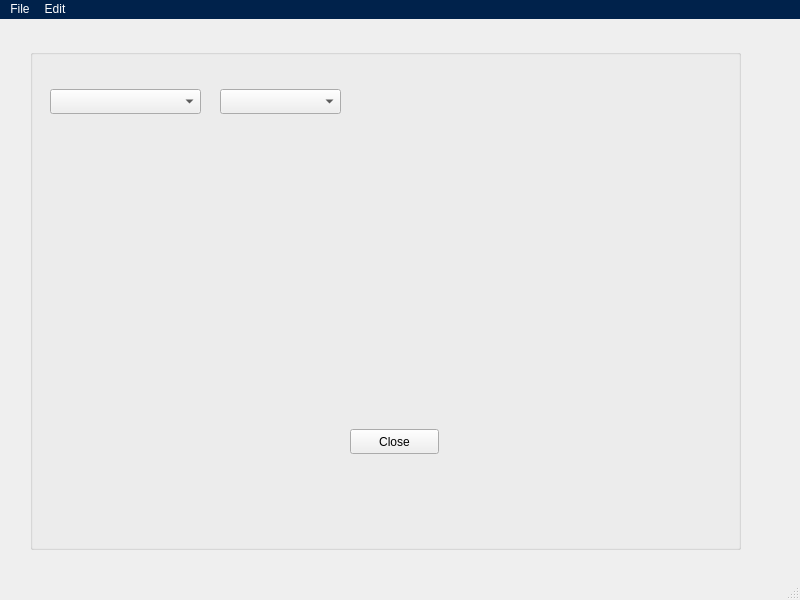
Qt form mainwindow.ui (Jogata5/Virtual_Advisor) before a commit.
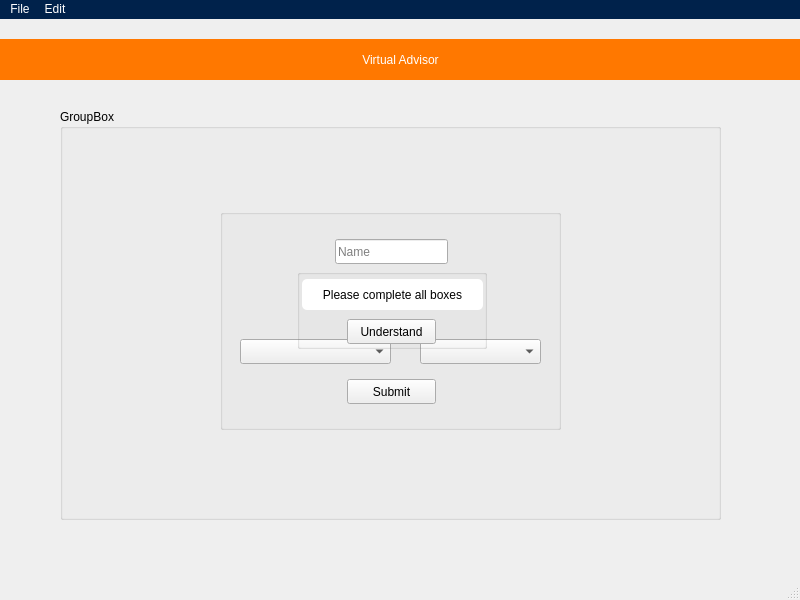
The same form after that commit.

Commit message: Login UI is working

```diff
--- a/mainwindow.ui
+++ b/mainwindow.ui
@@ -14,13 +14,13 @@
    <string>MainWindow</string>
   </property>
   <widget class="QWidget" name="centralwidget">
-   <widget class="QGroupBox" name="groupBox">
+   <widget class="QGroupBox" name="loginGroupBox">
     <property name="geometry">
      <rect>
-      <x>30</x>
-      <y>30</y>
-      <width>711</width>
-      <height>501</height>
+      <x>220</x>
+      <y>190</y>
+      <width>341</width>
+      <height>221</height>
      </rect>
     </property>
     <property name="title">
@@ -30,7 +30,7 @@
      <property name="geometry">
       <rect>
        <x>20</x>
-       <y>40</y>
+       <y>130</y>
        <width>151</width>
        <height>25</height>
       </rect>
@@ -45,24 +45,11 @@
       <string>Majors</string>
      </property>
     </widget>
-    <widget class="QPushButton" name="pushButton">
-     <property name="geometry">
-      <rect>
-       <x>320</x>
-       <y>380</y>
-       <width>89</width>
-       <height>25</height>
-      </rect>
-     </property>
-     <property name="text">
-      <string>Close</string>
-     </property>
-    </widget>
     <widget class="QComboBox" name="comboBoxCatalog">
      <property name="geometry">
       <rect>
-       <x>190</x>
-       <y>40</y>
+       <x>200</x>
+       <y>130</y>
        <width>121</width>
        <height>25</height>
       </rect>
@@ -71,7 +58,138 @@
       <string>Catalog Year</string>
      </property>
     </widget>
+    <widget class="QLineEdit" name="nameText">
+     <property name="geometry">
+      <rect>
+       <x>115</x>
+       <y>30</y>
+       <width>113</width>
+       <height>25</height>
+      </rect>
+     </property>
+     <property name="placeholderText">
+      <string>Name</string>
+     </property>
+    </widget>
+    <widget class="QLineEdit" name="cwidText">
+     <property name="geometry">
+      <rect>
+       <x>115</x>
+       <y>70</y>
+       <width>113</width>
+       <height>25</height>
+      </rect>
+     </property>
+     <property name="placeholderText">
+      <string>CWID</string>
+     </property>
+    </widget>
+    <widget class="QPushButton" name="submitButton">
+     <property name="geometry">
+      <rect>
+       <x>127</x>
+       <y>170</y>
+       <width>89</width>
+       <height>25</height>
+      </rect>
+     </property>
+     <property name="text">
+      <string>Submit</string>
+     </property>
+    </widget>
+    <widget class="QGroupBox" name="errorGroupBox">
+     <property name="geometry">
+      <rect>
+       <x>77</x>
+       <y>60</y>
+       <width>190</width>
+       <height>80</height>
+      </rect>
+     </property>
+     <property name="title">
+      <string/>
+     </property>
+     <widget class="QLabel" name="errorLabel">
+      <property name="geometry">
+       <rect>
+        <x>5</x>
+        <y>10</y>
+        <width>181</width>
+        <height>31</height>
+       </rect>
+      </property>
+      <property name="styleSheet">
+       <string notr="true">background-color: rgb(255, 255, 255);
+border-radius: 5px;</string>
+      </property>
+      <property name="text">
+       <string>Please complete all boxes</string>
+      </property>
+      <property name="alignment">
+       <set>Qt::AlignCenter</set>
+      </property>
+      <property name="textInteractionFlags">
+       <set>Qt::NoTextInteraction</set>
+      </property>
+     </widget>
+     <widget class="QPushButton" name="errorSubmit">
+      <property name="geometry">
+       <rect>
+        <x>50</x>
+        <y>50</y>
+        <width>89</width>
+        <height>25</height>
+       </rect>
+      </property>
+      <property name="text">
+       <string>Understand</string>
+      </property>
+     </widget>
+    </widget>
    </widget>
+   <widget class="QLabel" name="label">
+    <property name="geometry">
+     <rect>
+      <x>0</x>
+      <y>20</y>
+      <width>801</width>
+      <height>41</height>
+     </rect>
+    </property>
+    <property name="styleSheet">
+     <string notr="true">color: rgb(255, 255, 255);
+background-color: rgb(255, 120, 0);
+font: 700 24pt &quot;Ubuntu&quot;;</string>
+    </property>
+    <property name="frameShape">
+     <enum>QFrame::NoFrame</enum>
+    </property>
+    <property name="text">
+     <string>Virtual Advisor</string>
+    </property>
+    <property name="textFormat">
+     <enum>Qt::AutoText</enum>
+    </property>
+    <property name="alignment">
+     <set>Qt::AlignCenter</set>
+    </property>
+   </widget>
+   <widget class="QGroupBox" name="resultsGroupBox">
+    <property name="geometry">
+     <rect>
+      <x>60</x>
+      <y>90</y>
+      <width>661</width>
+      <height>411</height>
+     </rect>
+    </property>
+    <property name="title">
+     <string>GroupBox</string>
+    </property>
+   </widget>
+   <zorder>resultsGroupBox</zorder>
+   <zorder>loginGroupBox</zorder>
+   <zorder>label</zorder>
   </widget>
   <widget class="QMenuBar" name="menuBar">
    <property name="geometry">
```
Left out of the diff: 19 changed lines with no effect on the pictures. The commit also changes 3 other files.
